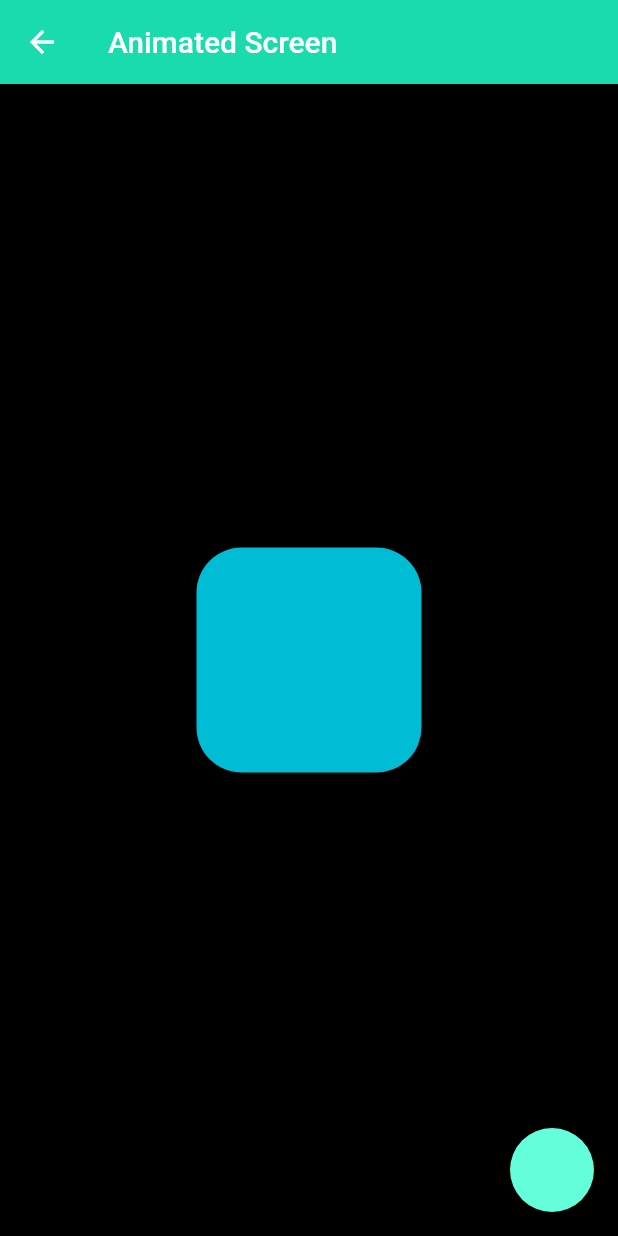
After one commit to erickgalvanCCEO/Segunda-practica-flutter, a Flutter app: the AnimatedScreen screen opened by its route, on a phone screen of 412 x 824 dp. The commit adds this screen. Run offline on Flutter 3.47's test engine with Material 2 defaults, Android fonts, the phone set to English and light mode, and no system bars.

Commit message:
New feature :sparkles: Avatar and animaed pages addeded

```diff
--- a/lib/routes/app_routs.dart
+++ b/lib/routes/app_routs.dart
@@ -1,3 +1,5 @@
+import 'package:componentes/screens/animated_screen.dart';
+import 'package:componentes/screens/avatar_screen.dart';
 import 'package:flutter/material.dart';
 import 'package:componentes/screens/cards_screen.dart';
 import '../screens/screens.dart';
@@ -9,5 +11,7 @@ class AppRoutes {
     'view': (BuildContext context) => const Listview1Screen(),
     'alert': (BuildContext context) => const AlertScreen(),
     'cards': (BuildContext context) => const CardsScreen(),
+    'avatar': (BuildContext context) => const AvatarScreen(),
+    'animated': (BuildContext context) => const AnimatedScreen(),
   };
 }
--- /dev/null
+++ b/lib/screens/animated_screen.dart
@@ -0,0 +1,57 @@
+import 'dart:math';
+
+import 'package:flutter/material.dart';
+
+class AnimatedScreen extends StatefulWidget {
+  const AnimatedScreen({Key? key}) : super(key: key);
+
+  @override
+  State<AnimatedScreen> createState() => _AnimatedScreenState();
+}
+
+class _AnimatedScreenState extends State<AnimatedScreen> {
+  Color color = Colors.cyan;
+  double width = 150;
+  double height = 150;
+  BorderRadius borde = BorderRadius.circular(30);
+
+  void changeShape() {
+    final random = Random();
+    color = Color.fromARGB(
+        random.nextInt(255), random.nextInt(255), random.nextInt(255), 255);
+    setState(() {
+      width = random.nextInt(400).toDouble();
+      height = random.nextInt(400).toDouble();
+      borde = BorderRadius.circular(random.nextInt(100).toDouble());
+    });
+    print('hola');
+  }
+
+  void funcion() {
+    print('hello');
+  }
+
+  @override
+  Widget build(BuildContext context) {
+    return Scaffold(
+      floatingActionButton: FloatingActionButton(
+        onPressed: () {
+          changeShape();
+        },
+      ),
+      appBar: AppBar(
+        title: const Text('Animated Screen'),
+      ),
+      body: Center(
+        child: Container(
+          decoration: BoxDecoration(
+            color: color,
+            borderRadius: borde,
+          ),
+          width: width,
+          height: height,
+        ),
+      ),
+    );
+  }
+}
--- a/lib/screens/list_view1.dart
+++ b/lib/screens/list_view1.dart
@@ -2,8 +2,8 @@ import 'package:componentes/theme/app_theme.dart';
 import 'package:flutter/material.dart';
 
 class Listview1Screen extends StatelessWidget {
-  final lista = const ['e', 'dsa', 'jdsk', 'iwsa'];
-  final rutas = const ['cards', 'alert', 'a', 'b'];
+  final lista = const ['cards', 'alert', 'avatar', 'animated'];
+  final rutas = const ['cards', 'alert', 'avatar', 'animated'];
   const Listview1Screen({Key? key}) : super(key: key);
 
   @override
```
Also changed, not shown: lib/screens/avatar_screen.dart (added, +37 -0 lines).
